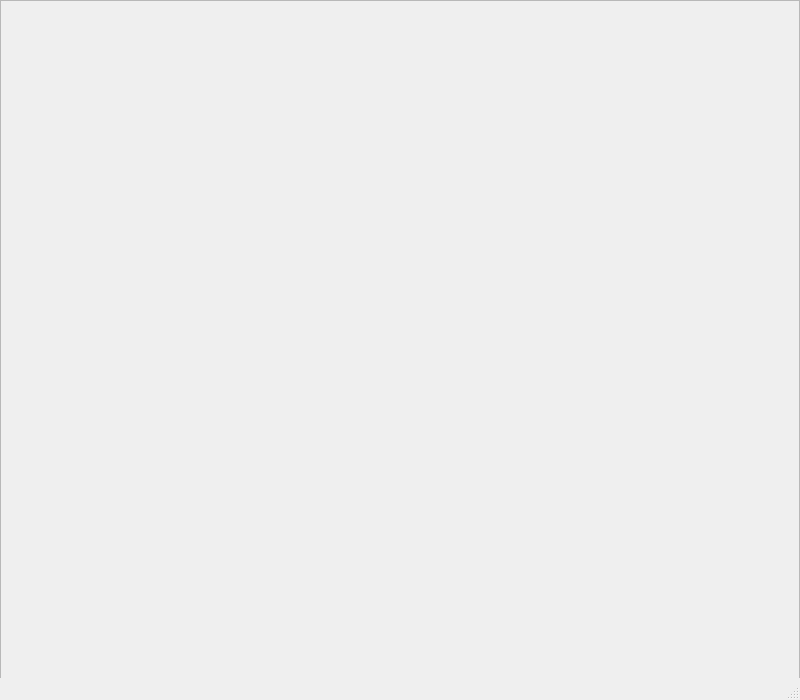
Before: the Qt Designer form gui.ui in quentinmathieu/Py-JSON-Display, drawn with Qt 5.
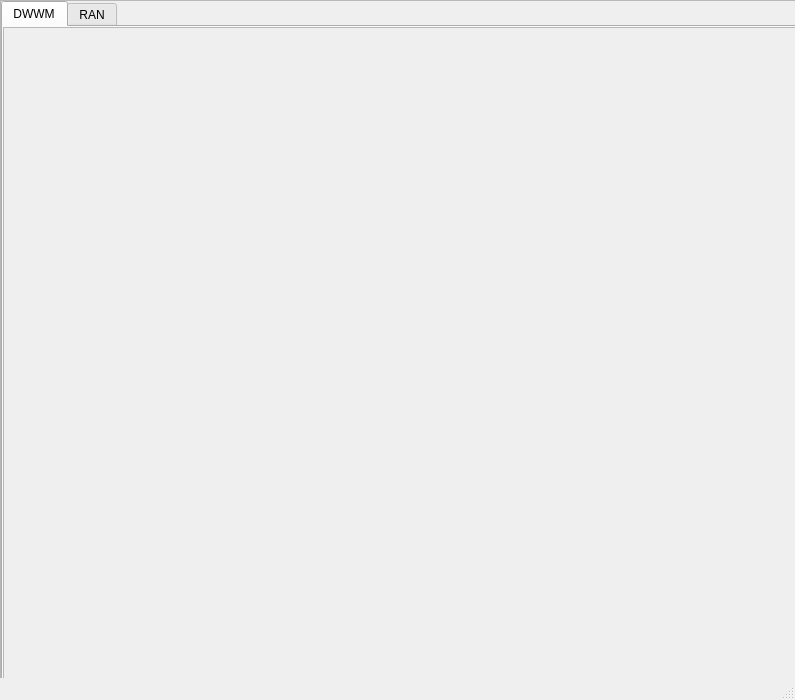
After: the same form once the commit is applied.

Commit message: Multi-tabs added with different lines of training

Patch:
```diff
--- a/gui.ui
+++ b/gui.ui
@@ -6,7 +6,7 @@
    <rect>
     <x>0</x>
     <y>0</y>
-    <width>800</width>
+    <width>795</width>
     <height>700</height>
    </rect>
   </property>
@@ -56,6 +56,90 @@
        <height>698</height>
       </rect>
      </property>
+     <widget class="QTabWidget" name="tabWidget">
+      <property name="geometry">
+       <rect>
+        <x>0</x>
+        <y>0</y>
+        <width>800</width>
+        <height>700</height>
+       </rect>
+      </property>
+      <property name="minimumSize">
+       <size>
+        <width>800</width>
+        <height>700</height>
+       </size>
+      </property>
+      <property name="tabShape">
+       <enum>QTabWidget::Rounded</enum>
+      </property>
+      <property name="currentIndex">
+       <number>0</number>
+      </property>
+      <property name="tabsClosable">
+       <bool>false</bool>
+      </property>
+      <property name="movable">
+       <bool>false</bool>
+      </property>
+      <widget class="QWidget" name="dwwmTab">
+       <attribute name="title">
+        <string>DWWM</string>
+       </attribute>
+       <widget class="QScrollArea" name="DwwmScrollArea">
+        <property name="geometry">
+         <rect>
+          <x>0</x>
+          <y>0</y>
+          <width>797</width>
+          <height>700</height>
+         </rect>
+        </property>
+        <property name="widgetResizable">
+         <bool>true</bool>
+        </property>
+        <widget class="QWidget" name="scrollAreaWidgetContents_2">
+         <property name="geometry">
+          <rect>
+           <x>0</x>
+           <y>0</y>
+           <width>795</width>
+           <height>698</height>
+          </rect>
+         </property>
+        </widget>
+       </widget>
+      </widget>
+      <widget class="QWidget" name="ranTab">
+       <attribute name="title">
+        <string>RAN</string>
+       </attribute>
+       <widget class="QScrollArea" name="RanScrollArea">
+        <property name="geometry">
+         <rect>
+          <x>0</x>
+          <y>0</y>
+          <width>797</width>
+          <height>680</height>
+         </rect>
+        </property>
+        <property name="widgetResizable">
+         <bool>true</bool>
+        </property>
+        <widget class="QWidget" name="scrollAreaWidgetContents_4">
+         <property name="geometry">
+          <rect>
+           <x>0</x>
+           <y>0</y>
+           <width>795</width>
+           <height>678</height>
+          </rect>
+         </property>
+        </widget>
+       </widget>
+      </widget>
+     </widget>
     </widget>
    </widget>
   </widget>
```
Left out of the diff: 4 changed lines with no effect on the pictures. The commit also changes 1 other file.
